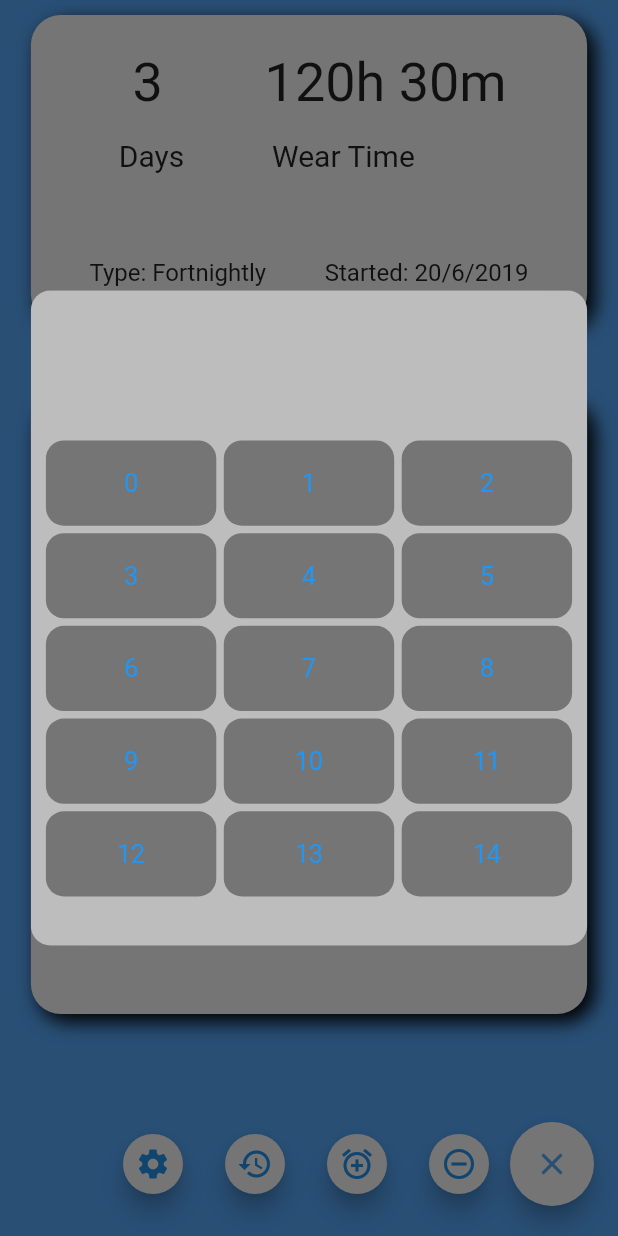
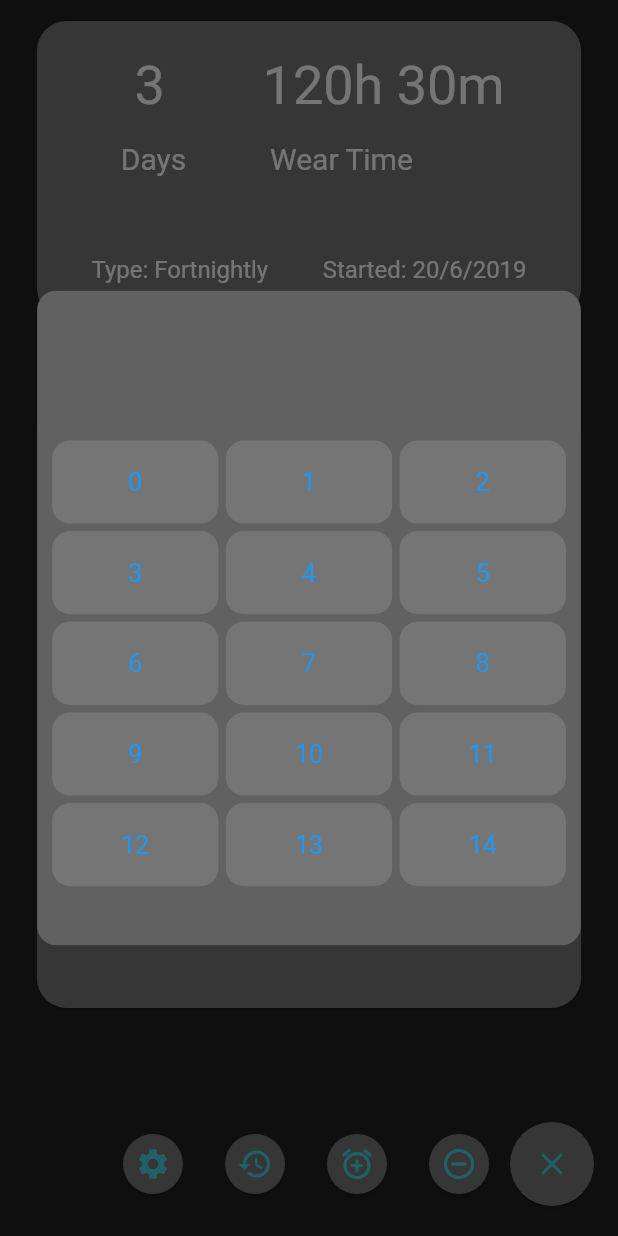
Before and after one commit to shaunsewell/lens-tracker, a Flutter app: the screen it shows after launch, after a tap on the "code" icon, after a tap on the "alarm add" icon, on a phone screen of 412 x 824 dp. Run offline on Flutter 3.47's test engine with Material 2 defaults, Android fonts, the phone set to English and light mode, and no system bars; Roboto replaces fonts that are missing (Hind).

Commit message:
Updated theme coloring

```diff
--- a/lib/app.dart
+++ b/lib/app.dart
@@ -1,5 +1,6 @@
 
 import 'package:flutter/material.dart';
+import 'package:flutter/cupertino.dart';
 import 'package:lens_tracker/screens/home.dart';
 import 'package:lens_tracker/screens/settings.dart';
 import 'package:lens_tracker/screens/history.dart';
@@ -11,10 +12,16 @@ class MyApp extends StatelessWidget {
     return MaterialApp(
       theme: ThemeData(
         // Define the default Brightness and Colors
-        // brightness: Brightness.dark,
-        // primaryColor: Colors.lightBlue[800],
-        // accentColor: Colors.cyan[600],
-        scaffoldBackgroundColor: Color.fromRGBO(89, 172, 255, 1),
+        brightness: Brightness.dark,
+        primaryColor: Colors.grey[600],
+        accentColor: Colors.cyan[300],
+        scaffoldBackgroundColor: Colors.grey[900],       //Color.fromRGBO(89, 172, 255, 1),
+        floatingActionButtonTheme: FloatingActionButtonThemeData(
+          backgroundColor: Colors.grey[600],
+          foregroundColor: Colors.grey[600],
+          elevation: 1.0,
+
+          ),
         // Define the default Font Family
         //fontFamily: 'Montserrat',
 
--- a/lib/screens/add_wear_data_alert.dart
+++ b/lib/screens/add_wear_data_alert.dart
@@ -14,7 +14,7 @@ class _AddWearDataAlertState extends State<AddWearDataAlert> {
   Widget build(BuildContext context) {
     return Center(
       child: Container(
-        width: MediaQuery.of(context).size.width * 0.90,
+        width: MediaQuery.of(context).size.width * 0.88,
         height: MediaQuery.of(context).size.height * 0.53,
         child: CupertinoPopupSurface(
           child: NumPad(),
--- a/lib/screens/home.dart
+++ b/lib/screens/home.dart
@@ -10,7 +10,7 @@ class HomePage extends StatelessWidget {
   Widget build(BuildContext context) {
     return Scaffold(
       resizeToAvoidBottomPadding: false,
-      //backgroundColor: Color.fromRGBO(89, 172, 255, 1),
+      backgroundColor: Theme.of(context).scaffoldBackgroundColor,
       body: SafeArea(
         child: Padding(
           padding: const EdgeInsets.only(top: 10, bottom: 1),
@@ -22,18 +22,12 @@ class HomePage extends StatelessWidget {
                   child: Container(
                     width: MediaQuery.of(context).size.width * 0.90,
                     height: MediaQuery.of(context).size.height * 0.25,
-                    decoration: BoxDecoration(
-                      color: CupertinoColors.white,
-                      borderRadius: BorderRadius.all(Radius.circular(20)),
-                      boxShadow: <BoxShadow>[
-                        BoxShadow(
-                          color: Colors.black,
-                          offset: Offset(5, 5),
-                          blurRadius: 10,
-                        )
-                      ],
-                    ),
-                    child: Center(child: LenseData()),
+                    child: Card(
+                      color: Theme.of(context).primaryColor,
+                      child: LenseData(),
+                      shape: RoundedRectangleBorder(borderRadius: BorderRadius.circular(20)),
+                      elevation: 1.0,
+                    )
                   ),
                 ),
                 SizedBox(
@@ -45,19 +39,17 @@ class HomePage extends StatelessWidget {
                     child: Container(
                       width: MediaQuery.of(context).size.width * 0.90,
                       height: MediaQuery.of(context).size.height * 0.50,
-                      decoration: BoxDecoration(
-                        color: CupertinoColors.white,
-                        borderRadius: BorderRadius.all(Radius.circular(20)),
-                        boxShadow: <BoxShadow>[
-                          BoxShadow(
-                            color: Colors.black,
-                            offset: Offset(5, 5),
-                            blurRadius: 10,
-                          )
-                        ],
-                      ),
                       child:
-                          Center(child: Text("Some graph will go here later")),
+                        Card(
+                          color: Theme.of(context).primaryColor,
+                          elevation: 1.0,
+                          shape: RoundedRectangleBorder(borderRadius: BorderRadius.circular(20)),
+                          child: Center(
+                            child: Text(
+                              "Some graph will go here later"
+                            )
+                          ),
+                        ),
                     ),
                   ),
                 )
@@ -71,6 +63,7 @@ class HomePage extends StatelessWidget {
         ),
       ),
       floatingActionButton: FabMenu(),
+
     );
   }
 }
--- a/lib/widgets/fab_menu.dart
+++ b/lib/widgets/fab_menu.dart
@@ -40,7 +40,7 @@ class FabMenuState extends State<FabMenu> with TickerProviderStateMixin {
                 top: 8.0, bottom: 8.0, left: 10.0, right: 10.0),
             child: FloatingActionButton(
               heroTag: null,
-              backgroundColor: Theme.of(context).cardColor,
+              backgroundColor: Theme.of(context).primaryColor,
               mini: true,
               child: Icon(icons[index], color: Theme.of(context).accentColor),
               onPressed: () {
@@ -59,8 +59,8 @@ class FabMenuState extends State<FabMenu> with TickerProviderStateMixin {
       }).toList()
         ..add(
           FloatingActionButton(
-            backgroundColor: Colors.white,
-            foregroundColor: Color.fromRGBO(89, 172, 255, 1),
+            backgroundColor: Theme.of(context).primaryColor,
+            foregroundColor: Theme.of(context).accentColor,
             child: AnimatedBuilder(
               animation: _controller,
               builder: (BuildContext context, Widget child) {
--- a/lib/widgets/numpad.dart
+++ b/lib/widgets/numpad.dart
@@ -5,7 +5,7 @@ class NumPad extends StatelessWidget {
   @override
   Widget build(BuildContext context) {
     return Container(
-      color: Colors.grey[400],
+      color: Theme.of(context).backgroundColor,
       child: GridView.count(
         // Create a grid with 2 columns. If you change the scrollDirection to
         // horizontal, this produces 2 rows.
@@ -18,7 +18,7 @@ class NumPad extends StatelessWidget {
         // Generate 9 widgets that display their index in the List.
         children: List.generate(15, (index) {
           return CupertinoButton(
-            color: Colors.grey[600],
+            color: Theme.of(context).primaryColor,
             padding: EdgeInsets.fromLTRB(0, 0, 0, 0),
             child: Text(
               '$index'
```
